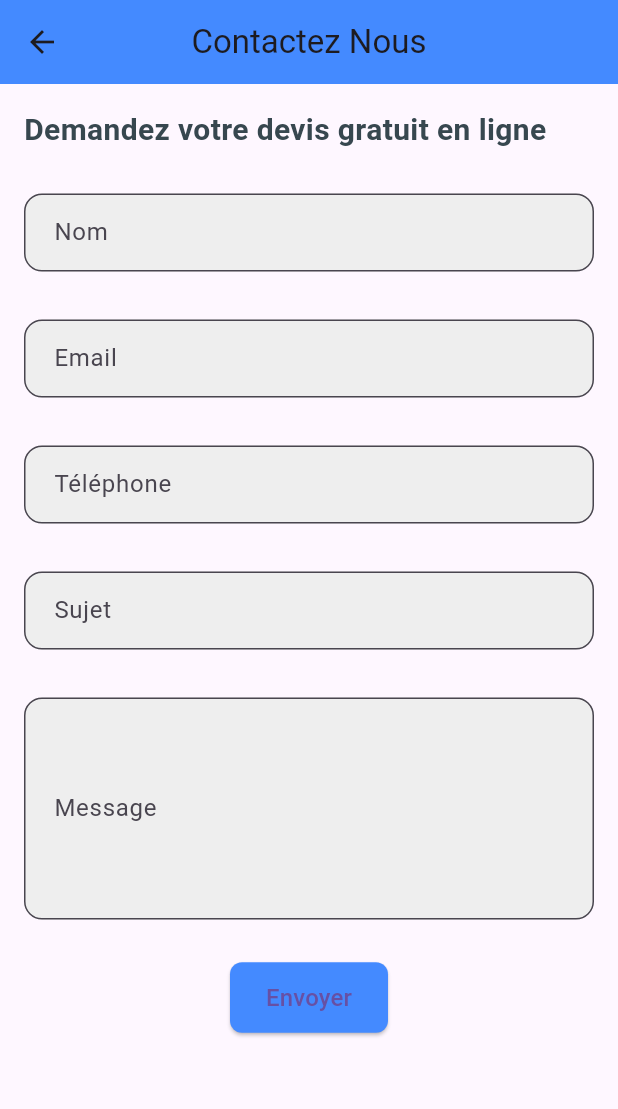
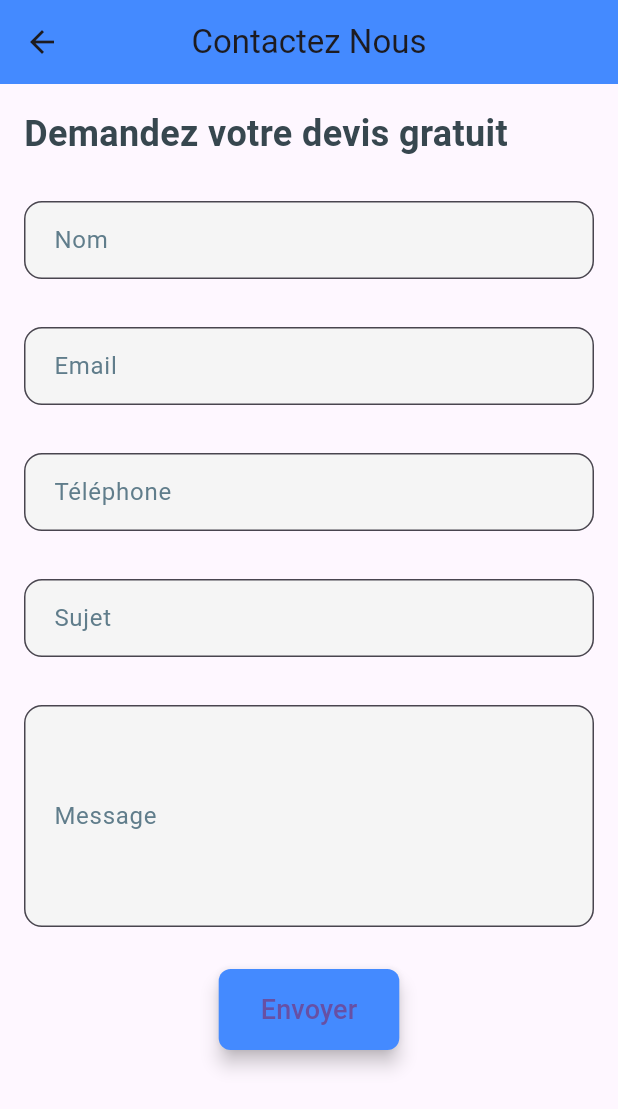
Before and after one commit to zyadeloussoul/MultiServices-system, a Flutter app: the ContactPage screen opened directly, on a phone screen of 412 x 824 dp. Shown: the top 1109 px of the screen. Run offline on Flutter 3.47's test engine with Material 3 defaults, Android fonts, the phone set to English and light mode, and no system bars; our stand-ins replace carousel_slider, flutter_staggered_animations, font_awesome_flutter, shared_preferences; accounts and stored records are empty.

Commit message:
last version

```diff
--- a/lib/Services.dart
+++ b/lib/Services.dart
@@ -340,7 +340,7 @@ class ServiceScreen extends StatelessWidget {
                                       icon: Icon(Icons.info_outline),
                                       label: Text('Show Details'),
                                       style: ElevatedButton.styleFrom(
-                                        backgroundColor: Colors.deepPurple,
+                                        backgroundColor: Colors.white,
                                         shape: RoundedRectangleBorder(
                                           borderRadius: BorderRadius.circular(8),
                                         ),
--- a/lib/contact.dart
+++ b/lib/contact.dart
@@ -81,10 +81,10 @@ class _ContactPageState extends State<ContactPage> {
           children: [
             // Subtitle
             Text(
-                'Demandez votre devis gratuit en ligne',
+              'Demandez votre devis gratuit',
               style: TextStyle(
-                  fontSize: 20,
-                  fontWeight: FontWeight.w600,
+                fontSize: 24,
+                fontWeight: FontWeight.bold,
                 color: Colors.blueGrey[800],
               ),
             ),
@@ -106,13 +106,14 @@ class _ContactPageState extends State<ContactPage> {
             Center(
               child: ElevatedButton(
                 onPressed: _sendContactData,
-                  child: const Text('Envoyer', style: TextStyle(fontSize: 16)),
+                child: const Text('Envoyer', style: TextStyle(fontSize: 18)),
                 style: ElevatedButton.styleFrom(
                   backgroundColor: Colors.blueAccent,
-                    padding: const EdgeInsets.symmetric(vertical: 12.0, horizontal: 24.0),
+                  padding: const EdgeInsets.symmetric(vertical: 14.0, horizontal: 28.0),
                   shape: RoundedRectangleBorder(
                     borderRadius: BorderRadius.circular(8.0),
                   ),
+                  elevation: 5,
                 ),
               ),
             ),
@@ -131,12 +132,14 @@ class _ContactPageState extends State<ContactPage> {
       controller: controller,
       decoration: InputDecoration(
         labelText: label,
+        labelStyle: TextStyle(color: Colors.blueGrey),
         border: OutlineInputBorder(
           borderRadius: BorderRadius.circular(12.0),
+          borderSide: BorderSide(color: Colors.blueAccent, width: 2.0),
         ),
         contentPadding: const EdgeInsets.symmetric(horizontal: 16.0, vertical: 14.0),
         filled: true,
-          fillColor: Colors.grey[200],
+        fillColor: Colors.grey[100],
       ),
     ),
   );
@@ -150,12 +153,14 @@ class _ContactPageState extends State<ContactPage> {
       controller: _messageController,
       decoration: InputDecoration(
         labelText: 'Message',
+        labelStyle: TextStyle(color: Colors.blueGrey),
         border: OutlineInputBorder(
           borderRadius: BorderRadius.circular(12.0),
+          borderSide: BorderSide(color: Colors.blueAccent, width: 2.0),
         ),
         contentPadding: const EdgeInsets.symmetric(horizontal: 16.0, vertical: 14.0),
         filled: true,
-          fillColor: Colors.grey[200],
+        fillColor: Colors.grey[100],
       ),
       maxLines: 5,
     ),
--- a/lib/homeScreen.dart
+++ b/lib/homeScreen.dart
@@ -160,7 +160,7 @@ class _HomeScreenState extends State<HomeScreen> {
                 style: TextStyle(fontSize: 24, color: Colors.white),
               ),
               decoration: BoxDecoration(
-                color: Colors.greenAccent,
+                color: Colors.blueAccent,
               ),
             ),
             Expanded(
--- a/lib/main.dart
+++ b/lib/main.dart
@@ -9,7 +9,7 @@ class MyApp extends StatelessWidget {
   @override
   Widget build(BuildContext context) {
     return MaterialApp(
-      title: 'Your App Name',
+      title: 'Multiservices Allo zain',
       theme: ThemeData(
         primarySwatch: Colors.blue,
       ),
```
Also changed, not shown: lib/apropos.dart (+8 -11 lines). Lines whose indentation alone changed are shown as unchanged.
